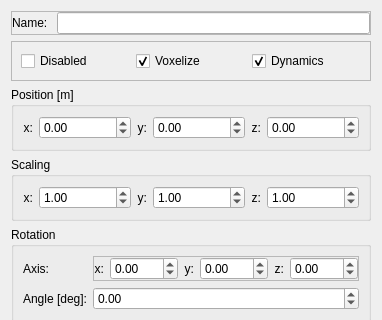
First picture: the form in WindSim/src/GUI/ui/meshProperties.ui, repository gudajan/Windsim, before the edit; both pictures show x 0 to 382 and y 0 to 320 of the 382 by 598 pixel window.
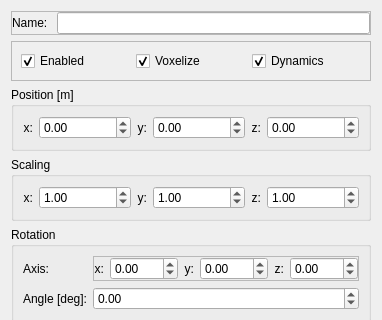
Second picture: the form after the edit.

The edit to the form file:
```diff
--- a/WindSim/src/GUI/ui/meshProperties.ui
+++ b/WindSim/src/GUI/ui/meshProperties.ui
@@ -7,7 +7,7 @@
     <x>0</x>
     <y>0</y>
     <width>382</width>
-    <height>498</height>
+    <height>521</height>
    </rect>
   </property>
   <property name="windowTitle">
@@ -97,7 +97,10 @@
          <enum>Qt::LeftToRight</enum>
         </property>
         <property name="text">
-         <string>Disabled</string>
+         <string>Enabled</string>
+        </property>
+        <property name="checked">
+         <bool>true</bool>
         </property>
        </widget>
       </item>
```
Left out of the diff: 2 changed lines with no effect on the pictures.
